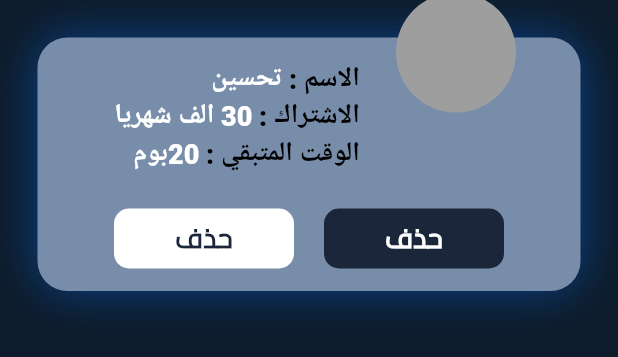
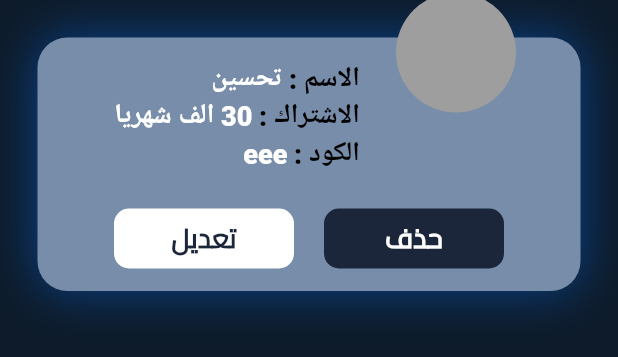
Before and after one commit to btar666/gym, a Flutter app: the UserItem widget shown alone on an empty page, opened directly, on a phone screen of 412 x 824 dp. Shown: the top 357 px of the screen. Run offline on Flutter 3.47's test engine with Material 3 defaults, Android fonts, the phone set to English and light mode, and no system bars; our stand-ins replace dot_navigation_bar, flutter_keyboard_visibility, flutter_screenutil, font_awesome_flutter, get, get_storage and 3 more; missing offline and left inert: dart:ffi, flutter_gif, gif_view; accounts and stored records are empty.

Commit message:
last change 13/4

```diff
--- a/lib/controller/login_controller.dart
+++ b/lib/controller/login_controller.dart
@@ -199,6 +199,9 @@ Future<post> loginAccount(
     }
 
   }
+//  -------------------------------------------get user
+
+
 //------------------------------------------------login player
   Future<post> loginPlayer(
 
--- a/lib/view/home/acount.dart
+++ b/lib/view/home/acount.dart
@@ -4,6 +4,7 @@ import 'package:get/get.dart';
 import 'package:get/get_core/src/get_main.dart';
 
 import '../../controller/login_controller.dart';
+import '../../sheard/cachHelper_player.dart';
 import '../../sheard/components.dart';
 import '../login/login_page.dart';
 
@@ -248,6 +249,8 @@ class Account extends StatelessWidget {
           SizedBox(height: 20,),
           defaultButton(
             function: () {
+              CacheHelper_player.removeData2();
+
               Get.to(login_page());
             },
             text: 'تسجيل الخروج',
--- a/lib/view/home2/users.dart
+++ b/lib/view/home2/users.dart
@@ -1,11 +1,16 @@
 import 'package:flutter/material.dart';
+import 'package:get/get_state_manager/src/simple/get_state.dart';
+
+import '../../controller/login_controller.dart';
 
 class usersview extends StatelessWidget {
   const usersview({super.key});
 
   @override
   Widget build(BuildContext context) {
-    return SafeArea(
+    return  GetBuilder<login_Controller>(
+        init: login_Controller(),
+    builder: (controller) =>SafeArea(
       child: Column(
         crossAxisAlignment: CrossAxisAlignment.center,
         children: [
@@ -26,7 +31,11 @@ class usersview extends StatelessWidget {
               ))
         ],
       ),
+    ),
+
     );
+
+
   }
 }
 
@@ -78,9 +87,9 @@ class UserItem extends StatelessWidget {
                               TextSpan(
                                   text: "30 الف شهريا" + "\n",
                                   style: TextStyle(color: Colors.white)),
-                              TextSpan(text: "الوقت المتبقي : "),
+                              TextSpan(text: "الكود : "),
                               TextSpan(
-                                  text: "20بوم",
+                                  text: "eee",
                                   style: TextStyle(color: Colors.white))
                             ])),
                   ),
@@ -120,7 +129,7 @@ class UserItem extends StatelessWidget {
                         color: Colors.white),
                     child: Center(
                       child: Text(
-                        "حذف",
+                        "تعديل",
                         style: TextStyle(
                             fontWeight: FontWeight.w600,
                             fontSize: 18,
```
